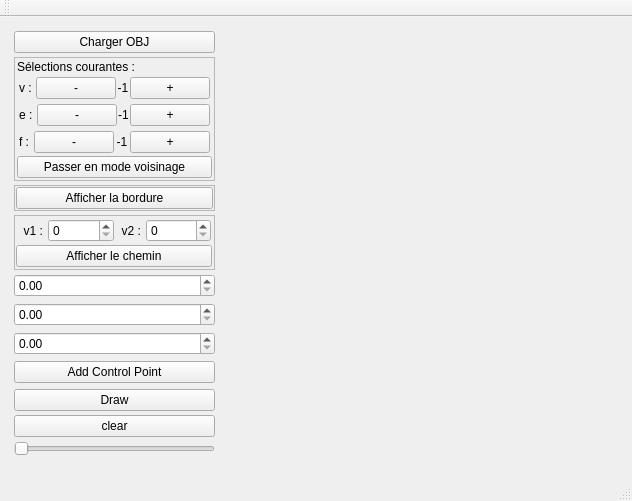
Above: starterLight/mainwindow.ui from colasclaudet/CourbeBezier before the change. Below: the same form after it.
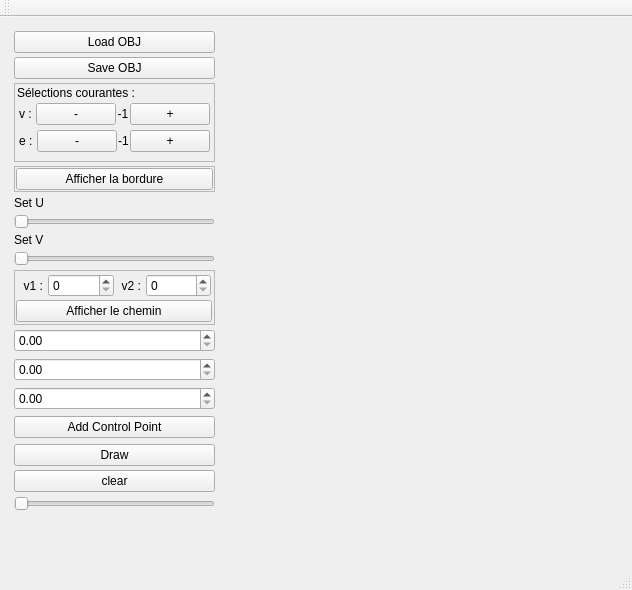
That is the form after the change. Custom widgets are drawn as their Qt base class.

```diff
--- a/starterLight/mainwindow.ui
+++ b/starterLight/mainwindow.ui
@@ -7,7 +7,7 @@
     <x>0</x>
     <y>0</y>
     <width>632</width>
-    <height>501</height>
+    <height>590</height>
    </rect>
   </property>
   <property name="windowTitle">
@@ -54,7 +54,14 @@
           </size>
          </property>
          <property name="text">
-          <string>Charger OBJ</string>
+          <string>Load OBJ</string>
+         </property>
+        </widget>
+       </item>
+       <item>
+        <widget class="QPushButton" name="pushButton">
+         <property name="text">
+          <string>Save OBJ</string>
          </property>
         </widget>
        </item>
@@ -271,71 +278,9 @@
              <property name="bottomMargin">
               <number>2</number>
              </property>
-             <item>
-              <widget class="QLabel" name="label_6">
-               <property name="sizePolicy">
-                <sizepolicy hsizetype="Maximum" vsizetype="Preferred">
-                 <horstretch>0</horstretch>
-                 <verstretch>0</verstretch>
-                </sizepolicy>
-               </property>
-               <property name="text">
-                <string>f : </string>
-               </property>
-              </widget>
-             </item>
-             <item>
-              <widget class="QPushButton" name="pushButton_faceMoins">
-               <property name="sizePolicy">
-                <sizepolicy hsizetype="Preferred" vsizetype="Fixed">
-                 <horstretch>0</horstretch>
-                 <verstretch>0</verstretch>
-                </sizepolicy>
-               </property>
-               <property name="text">
-                <string>-</string>
-               </property>
-              </widget>
-             </item>
-             <item>
-              <widget class="QLabel" name="labelFace">
-               <property name="sizePolicy">
-                <sizepolicy hsizetype="Preferred" vsizetype="Preferred">
-                 <horstretch>0</horstretch>
-                 <verstretch>0</verstretch>
-                </sizepolicy>
-               </property>
-               <property name="text">
-                <string>-1</string>
-               </property>
-               <property name="alignment">
-                <set>Qt::AlignCenter</set>
-               </property>
-              </widget>
-             </item>
-             <item>
-              <widget class="QPushButton" name="pushButton_facePlus">
-               <property name="sizePolicy">
-                <sizepolicy hsizetype="Preferred" vsizetype="Fixed">
-                 <horstretch>0</horstretch>
-                 <verstretch>0</verstretch>
-                </sizepolicy>
-               </property>
-               <property name="text">
-                <string>+</string>
-               </property>
-              </widget>
-             </item>
             </layout>
            </widget>
           </item>
-          <item>
-           <widget class="QPushButton" name="pushButton_voisinage">
-            <property name="text">
-             <string>Passer en mode voisinage</string>
-            </property>
-           </widget>
-          </item>
          </layout>
         </widget>
        </item>
@@ -373,6 +318,52 @@
          </layout>
         </widget>
        </item>
+       <item>
+        <widget class="QLabel" name="label_2">
+         <property name="text">
+          <string>Set U</string>
+         </property>
+        </widget>
+       </item>
+       <item>
+        <widget class="QSlider" name="u_slider">
+         <property name="minimum">
+          <number>5</number>
+         </property>
+         <property name="maximum">
+          <number>50</number>
+         </property>
+         <property name="singleStep">
+          <number>5</number>
+         </property>
+         <property name="orientation">
+          <enum>Qt::Horizontal</enum>
+         </property>
+        </widget>
+       </item>
+       <item>
+        <widget class="QLabel" name="label_3">
+         <property name="text">
+          <string>Set V</string>
+         </property>
+        </widget>
+       </item>
+       <item>
+        <widget class="QSlider" name="v_slider">
+         <property name="minimum">
+          <number>5</number>
+         </property>
+         <property name="maximum">
+          <number>50</number>
+         </property>
+         <property name="singleStep">
+          <number>5</number>
+         </property>
+         <property name="orientation">
+          <enum>Qt::Horizontal</enum>
+         </property>
+        </widget>
+       </item>
        <item>
         <widget class="QFrame" name="frame_2">
          <property name="frameShape">
@@ -463,13 +454,25 @@
        <item>
         <layout class="QVBoxLayout" name="verticalLayout_4">
          <item>
-          <widget class="QDoubleSpinBox" name="coordZSpinBox"/>
+          <widget class="QDoubleSpinBox" name="coordZSpinBox">
+           <property name="singleStep">
+            <double>0.100000000000000</double>
+           </property>
+          </widget>
          </item>
          <item>
-          <widget class="QDoubleSpinBox" name="coordYSpinBox"/>
+          <widget class="QDoubleSpinBox" name="coordYSpinBox">
+           <property name="singleStep">
+            <double>0.100000000000000</double>
+           </property>
+          </widget>
          </item>
          <item>
-          <widget class="QDoubleSpinBox" name="coordXSpinBox"/>
+          <widget class="QDoubleSpinBox" name="coordXSpinBox">
+           <property name="singleStep">
+            <double>0.100000000000000</double>
+           </property>
+          </widget>
          </item>
          <item>
           <widget class="QPushButton" name="addControlPointButton">
```
